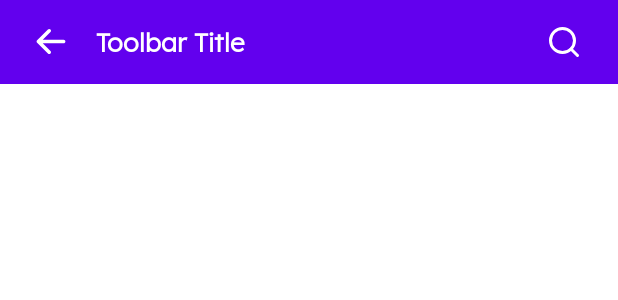
After one commit to rktuhinbd/Ittehad, an Android app: the layout layout_toolbar_search.xml on its own in the app's theme, with its tools: preview values and no code run, on a phone screen of 412 x 824 dp. The commit adds this screen. Shown: the top 300 px of the screen. Run offline under Robolectric (Android 15) with nearby library versions, the light colour scheme and no system bars.

Commit message:
Asatijaye Keram Activity designed

```diff
--- a/app/src/main/java/com/madaninagar/madani/home/view/activity/HomeActivity.kt
+++ b/app/src/main/java/com/madaninagar/madani/home/view/activity/HomeActivity.kt
@@ -36,7 +36,6 @@ class HomeActivity : AppCompatActivity() {
         binding.rvHome.adapter = recyclerAdapter
 
         recyclerAdapter.onItemClick = {
-            // Todo Open Activities according to recycler item selection
             when (it.id) {
                 1 -> {
                     val i = Intent(this@HomeActivity, AsatijayeKeramActivity::class.java)
--- a/app/src/main/res/layout/activity_asatijaye_keram.xml
+++ b/app/src/main/res/layout/activity_asatijaye_keram.xml
@@ -1,9 +1,26 @@
 <?xml version="1.0" encoding="utf-8"?>
-<androidx.constraintlayout.widget.ConstraintLayout xmlns:android="http://schemas.android.com/apk/res/android"
+<layout xmlns:android="http://schemas.android.com/apk/res/android"
     xmlns:app="http://schemas.android.com/apk/res-auto"
-    xmlns:tools="http://schemas.android.com/tools"
-    android:layout_width="match_parent"
-    android:layout_height="match_parent"
-    tools:context=".asatijaye_keram.AsatijayeKeramActivity">
+    xmlns:tools="http://schemas.android.com/tools">
 
-</androidx.constraintlayout.widget.ConstraintLayout>
+    <RelativeLayout
+        android:layout_width="match_parent"
+        android:layout_height="match_parent"
+        tools:context=".asatijaye_keram.AsatijayeKeramActivity">
+
+        <include
+            android:id="@+id/toolbar"
+            layout="@layout/layout_toolbar_transparent" />
+
+        <androidx.recyclerview.widget.RecyclerView
+            android:layout_width="match_parent"
+            android:layout_height="match_parent"
+            android:layout_below="@+id/toolbar"
+            android:layout_margin="@dimen/_16dp"
+            android:clipToPadding="false"
+            app:layoutManager="androidx.recyclerview.widget.LinearLayoutManager"
+            tools:itemCount="6" />
+
+    </RelativeLayout>
+
+</layout>
--- /dev/null
+++ b/app/src/main/res/layout/layout_toolbar_search.xml
@@ -0,0 +1,90 @@
+<?xml version="1.0" encoding="utf-8"?>
+<layout xmlns:android="http://schemas.android.com/apk/res/android"
+    xmlns:app="http://schemas.android.com/apk/res-auto"
+    xmlns:tools="http://schemas.android.com/tools">
+
+    <RelativeLayout
+        android:layout_width="match_parent"
+        android:layout_height="?attr/actionBarSize"
+        android:background="@color/design_default_color_primary"
+        android:paddingStart="@dimen/_24dp"
+        android:paddingEnd="@dimen/_24dp">
+
+        <ImageView
+            android:id="@+id/ivToolbarBack"
+            android:layout_width="wrap_content"
+            android:layout_height="wrap_content"
+            android:layout_alignParentStart="true"
+            android:layout_centerVertical="true"
+            android:layout_marginEnd="@dimen/_20dp"
+            android:translationZ="@dimen/_1dp"
+            app:srcCompat="@drawable/ic_back_arrow_navyblue"
+            app:tint="@color/white"
+            tools:ignore="ContentDescription" />
+
+        <RelativeLayout
+            android:id="@+id/layoutTitle"
+            android:layout_width="match_parent"
+            android:layout_height="match_parent"
+            android:layout_toEndOf="@+id/ivToolbarBack">
+
+            <TextView
+                android:id="@+id/tvToolbarTitle"
+                style="@style/TextStyleLexendWhiteH7"
+                android:layout_width="match_parent"
+                android:layout_height="wrap_content"
+                android:layout_alignParentStart="true"
+                android:layout_centerVertical="true"
+                android:layout_marginEnd="@dimen/_8dp"
+                android:layout_toStartOf="@+id/ivSearch"
+                android:text="Toolbar Title"
+                android:textStyle="bold"
+                tools:ignore="HardcodedText" />
+
+            <ImageView
+                android:id="@+id/ivSearch"
+                android:layout_width="wrap_content"
+                android:layout_height="wrap_content"
+                android:layout_alignParentEnd="true"
+                android:layout_centerVertical="true"
+                app:srcCompat="@drawable/ic_search_teal"
+                app:tint="@color/white"
+                tools:ignore="ContentDescription" />
+
+        </RelativeLayout>
+
+        <RelativeLayout
+            android:id="@+id/layoutSearch"
+            android:layout_width="match_parent"
+            android:layout_height="match_parent"
+            android:layout_toEndOf="@+id/ivToolbarBack"
+            android:visibility="gone">
+
+            <ImageView
+                android:id="@+id/ivCancel"
+                android:layout_width="wrap_content"
+                android:layout_height="wrap_content"
+                android:layout_alignParentEnd="true"
+                android:layout_centerVertical="true"
+                app:srcCompat="@drawable/ic_cross_white"
+                app:tint="@color/white"
+                tools:ignore="ContentDescription" />
+
+            <androidx.appcompat.widget.AppCompatEditText
+                android:id="@+id/etSearch"
+                style="@style/EditTextStyleSFProWhiteH7"
+                android:layout_width="match_parent"
+                android:layout_height="match_parent"
+                android:layout_alignParentStart="true"
+                android:layout_centerVertical="true"
+                android:layout_toStartOf="@id/ivCancel"
+                android:drawableStart="@drawable/ic_search_teal"
+                android:drawablePadding="@dimen/_12dp"
+                android:drawableTint="@color/white"
+                android:hint="Search here" />
+
+        </RelativeLayout>
+
+    </RelativeLayout>
+
+</layout>
--- a/app/src/main/res/values/themes.xml
+++ b/app/src/main/res/values/themes.xml
@@ -25,7 +25,7 @@
         <item name="android:activityCloseExitAnimation">@anim/slide_out_right</item>
     </style>
 
-     <!-- Layout Padding With Transparent Background. -->
+    <!-- Layout Padding With Transparent Background. -->
     <style name="LayoutStyle">
         <item name="android:padding">@dimen/layout_padding_24</item>
         <item name="android:background">@color/color_transparent</item>
@@ -280,6 +280,18 @@
         <item name="android:textSize">@dimen/text_size_h6</item>
     </style>
 
+    <!-- EditText SFPro Dark Style -->
+    <style name="EditTextStyleSFProWhiteH7" parent="Widget.AppCompat.EditText">
+        <item name="android:fontFamily">@font/sf_pro_text_medium</item>
+        <item name="android:textColor">@color/white</item>
+        <item name="inputType">text</item>
+        <item name="backgroundTint">@color/white</item>
+        <item name="paddingStart">@dimen/_12dp</item>
+        <item name="paddingEnd">@dimen/_12dp</item>
+        <item name="android:textColorHint">@color/color_ash_2_E3E6EB</item>
+        <item name="android:textSize">@dimen/text_size_h7</item>
+    </style>
+
 
     <!-- EditText Lexend Dark Style -->
     <style name="EditTextStyleLexendBlueGreyH7" parent="Widget.AppCompat.EditText">
```
